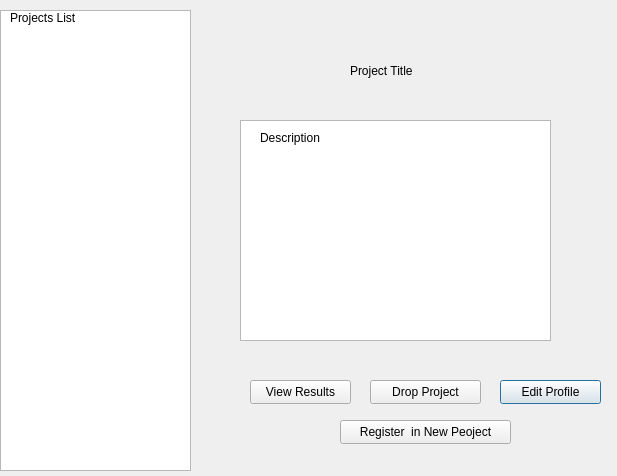
Qt form studentmanageprojectview.ui (abhinavthukral28/stuPID) before a commit.
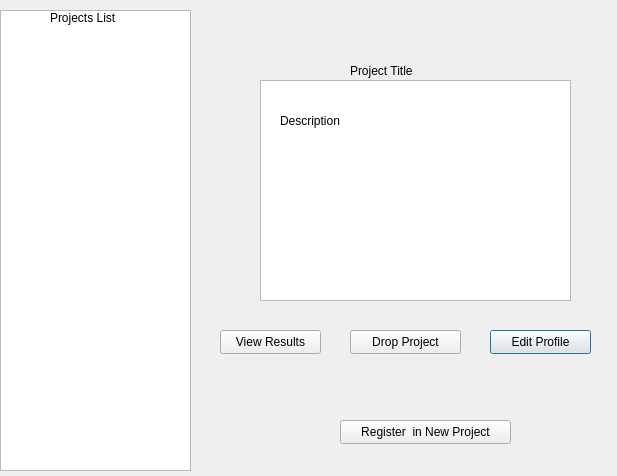
The same form after that commit.

Diff of the .ui file:
```diff
--- a/studentmanageprojectview.ui
+++ b/studentmanageprojectview.ui
@@ -26,8 +26,8 @@
   <widget class="QPushButton" name="pushButton">
    <property name="geometry">
     <rect>
-     <x>500</x>
-     <y>380</y>
+     <x>490</x>
+     <y>330</y>
      <width>101</width>
      <height>24</height>
     </rect>
@@ -39,8 +39,8 @@
   <widget class="QPushButton" name="pushButton_2">
    <property name="geometry">
     <rect>
-     <x>250</x>
-     <y>380</y>
+     <x>220</x>
+     <y>330</y>
      <width>101</width>
      <height>24</height>
     </rect>
@@ -52,8 +52,8 @@
   <widget class="QPushButton" name="pushButton_3">
    <property name="geometry">
     <rect>
-     <x>370</x>
-     <y>380</y>
+     <x>350</x>
+     <y>330</y>
      <width>111</width>
      <height>24</height>
     </rect>
@@ -65,8 +65,8 @@
   <widget class="QTextBrowser" name="textBrowser">
    <property name="geometry">
     <rect>
-     <x>240</x>
-     <y>120</y>
+     <x>260</x>
+     <y>80</y>
      <width>311</width>
      <height>221</height>
     </rect>
@@ -88,10 +88,10 @@
   <widget class="QLabel" name="label_2">
    <property name="geometry">
     <rect>
-     <x>260</x>
-     <y>130</y>
-     <width>91</width>
-     <height>16</height>
+     <x>280</x>
+     <y>100</y>
+     <width>141</width>
+     <height>41</height>
     </rect>
    </property>
    <property name="text">
@@ -101,7 +101,7 @@
   <widget class="QLabel" name="label_3">
    <property name="geometry">
     <rect>
-     <x>10</x>
+     <x>50</x>
      <y>10</y>
      <width>91</width>
      <height>16</height>
@@ -121,7 +121,7 @@
     </rect>
    </property>
    <property name="text">
-    <string>Register  in New Peoject</string>
+    <string>Register  in New Project</string>
    </property>
   </widget>
   <zorder>listView</zorder>
```
Left out of the diff: 32 changed lines with no effect on the pictures.
